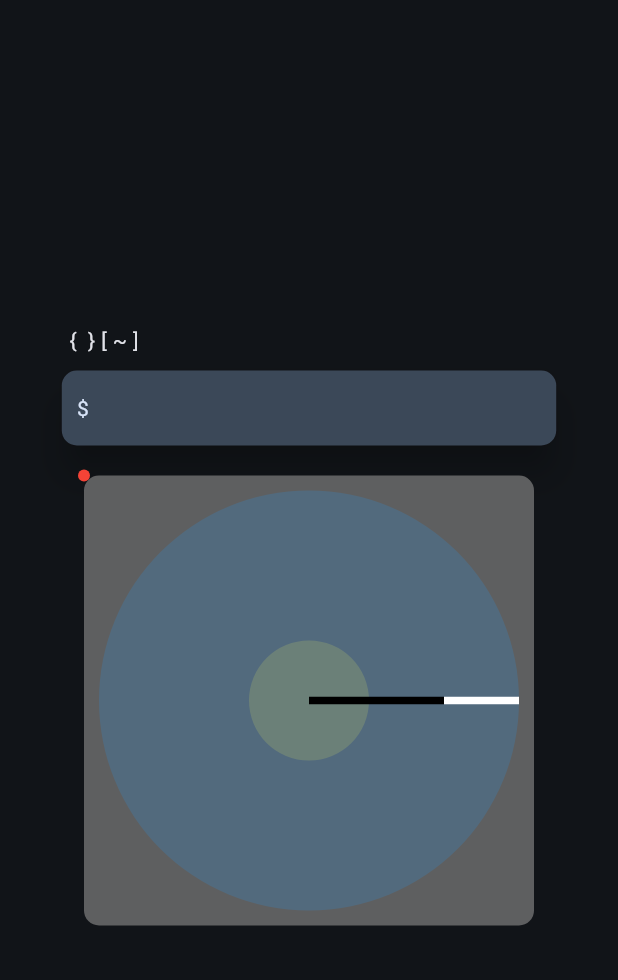
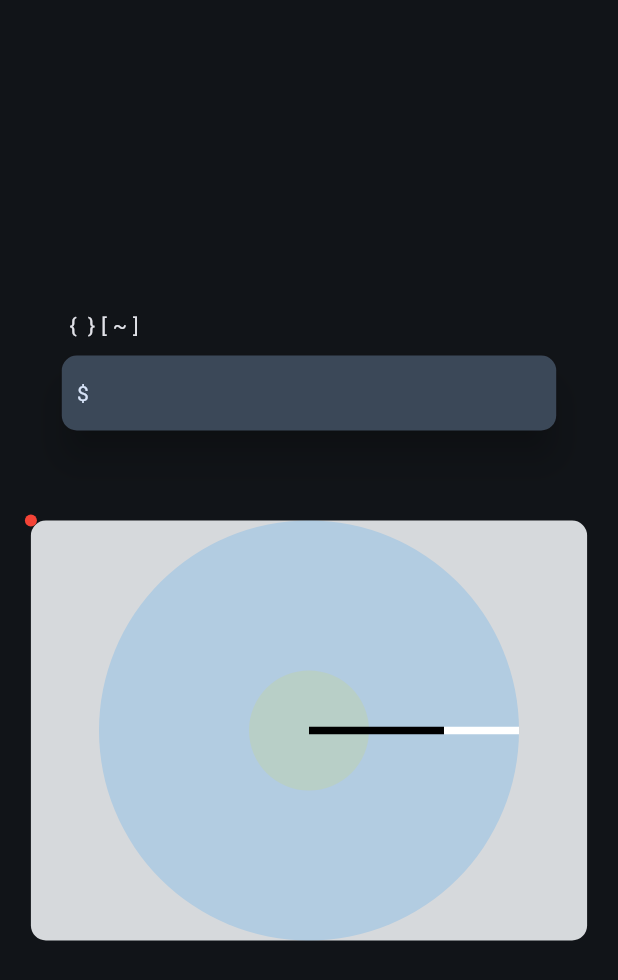
Before and after one commit to vamsikalagaturu/github_profile_flutter, a Flutter app: the screen it shows once a user with an empty profile is signed in, on a phone screen of 412 x 824 dp. Shown: the top 980 px of the screen. Run offline on Flutter 3.47's test engine with Material 3 defaults, Android fonts, the phone set to English and light mode, and no system bars; our stand-ins replace cloud_firestore, firebase_auth, firebase_core, go_router; accounts and stored records are empty; statements that could not run were skipped.

Commit message:
integrated mobile_man robot

```diff
--- a/lib/dirs.dart
+++ b/lib/dirs.dart
@@ -1,5 +1,4 @@
 import 'package:firebase_auth/firebase_auth.dart';
-import 'package:flutter/material.dart';
 import 'dart:convert';
 import 'package:flutter/services.dart' show rootBundle;
 
--- a/lib/main.dart
+++ b/lib/main.dart
@@ -5,17 +5,13 @@ import 'package:flutter/material.dart';
 import 'package:flutter_web_plugins/url_strategy.dart';
 import 'package:provider/provider.dart';
 import 'package:go_router/go_router.dart';
-import 'package:url_launcher/url_launcher.dart';
-import 'package:io_page/assets/icons/custom_icons_icons.dart';
-import 'package:flutter/foundation.dart' show kIsWeb;
-import 'dirs.dart';
 
 import 'package:firebase_core/firebase_core.dart';
 import 'firebase_options.dart';
 import 'package:firebase_auth/firebase_auth.dart';
 
-import 'dirs.dart';
 import 'two_link_manipulator.dart';
+import 'mobile_manipulator.dart';
 import 'notes.dart';
 import 'custom_search_bar.dart';
 import 'help.dart';
@@ -160,21 +156,28 @@ class MyHomePage extends StatelessWidget {
               child: CustomSearchBar('~'),
             ),
             SizedBox(
-              height: 10,
+              height: 50,
             ),
+            // MobileManipulator(),
             Container(
-                constraints: BoxConstraints(
-                  minWidth: 300,
-                  minHeight: 300,
-                ),
+                // constraints: BoxConstraints(
+                //   minWidth: 300,
+                //   minHeight: 300,
+                // ),
                 decoration: BoxDecoration(
-                  color: const Color.fromARGB(255, 94, 95, 96),
+                  color: Color.fromARGB(255, 214, 217, 220),
                   borderRadius: BorderRadius.circular(10),
                 ),
                 // set height and width of the container dynamically
-                height: 300,
-                width: 300,
-                child: TwoLinkManipulator()),
+                height: 280,
+                // full width
+                width: MediaQuery.of(context).size.width * 0.9,
+                // child: TwoLinkManipulator()
+                // child: MobileManipulator()),
+                // if width is less than 600 use two link manipulator
+                child: MediaQuery.of(context).size.width < 600
+                    ? TwoLinkManipulator()
+                    : MobileManipulator()),
           ],
         ),
       ),
@@ -278,8 +281,10 @@ class MyNextPage extends StatelessWidget {
     } else {
       nPath = '~/$nPath';
     }
-    return WillPopScope(
-      onWillPop: () => onBackPress(context),
+    return PopScope(
+      onPopInvoked: (bool value) async {
+        await onBackPress(context);
+      },
       child: Scaffold(
           // body is the majority of the screen.
           body: CustomScrollView(
```
Also changed, not shown: pubspec.lock, 2 other files.
